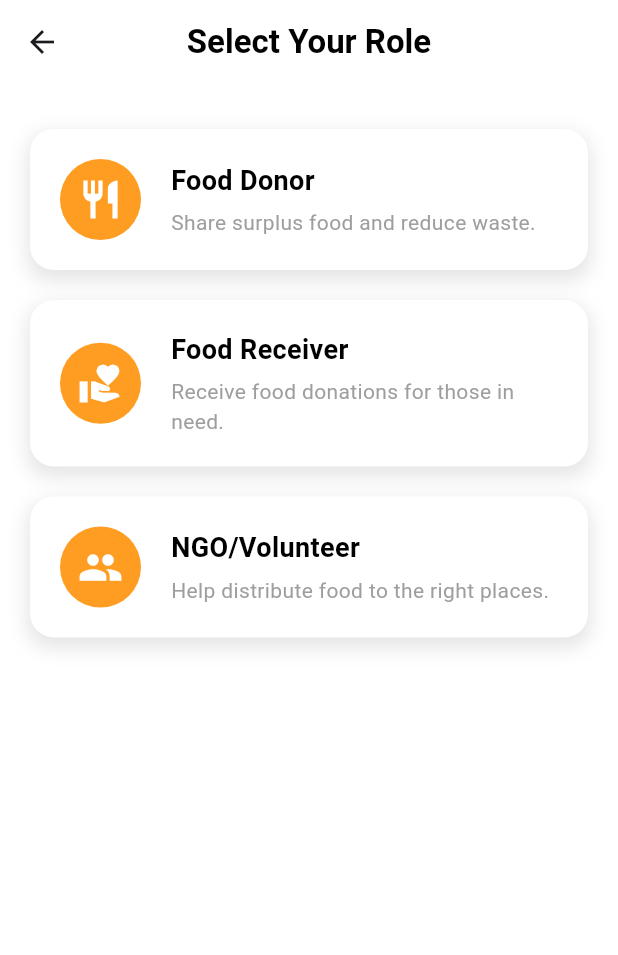
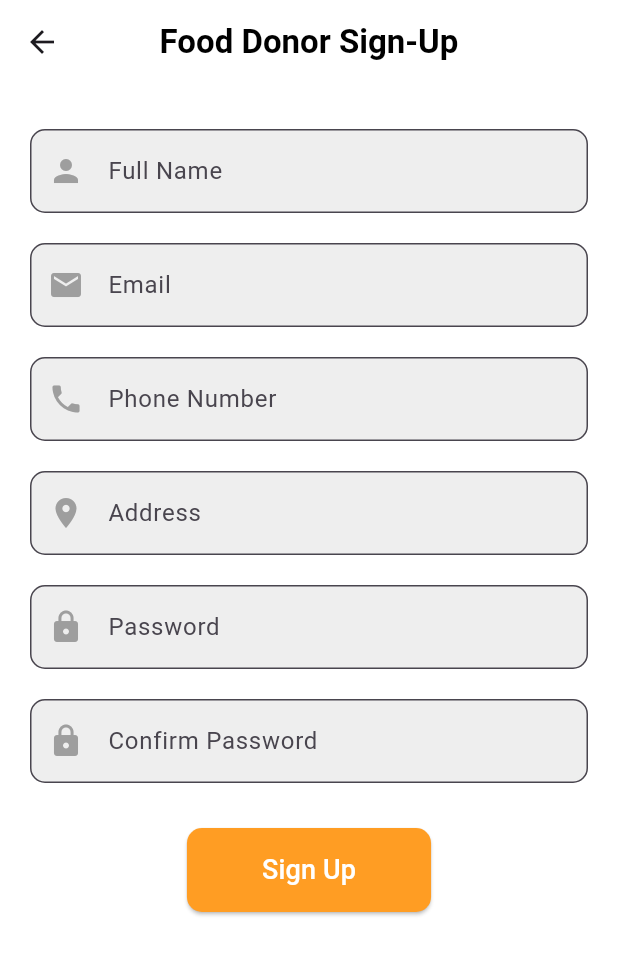
Before and after one commit to mohdshahzil/food_share, a Flutter app: the RoleSelectionScreen screen opened directly, after a tap on "Food Donor", on a phone screen of 412 x 824 dp. Shown: the top 955 px of the screen. Run offline on Flutter 3.47's test engine with Material 3 defaults, Android fonts, the phone set to English and light mode, and no system bars.

Commit message:
things added

```diff
--- /dev/null
+++ b/lib/screens/auth/food_donor_signup_screen.dart
@@ -0,0 +1,122 @@
+import 'package:flutter/material.dart';
+
+class FoodDonorSignUpScreen extends StatefulWidget {
+  const FoodDonorSignUpScreen({super.key});
+
+  @override
+  State<FoodDonorSignUpScreen> createState() => _FoodDonorSignUpScreenState();
+}
+
+class _FoodDonorSignUpScreenState extends State<FoodDonorSignUpScreen> {
+  final _formKey = GlobalKey<FormState>();
+
+  TextEditingController nameController = TextEditingController();
+  TextEditingController emailController = TextEditingController();
+  TextEditingController phoneController = TextEditingController();
+  TextEditingController addressController = TextEditingController();
+  TextEditingController passwordController = TextEditingController();
+  TextEditingController confirmPasswordController = TextEditingController();
+
+  void _submitForm() {
+    if (_formKey.currentState!.validate()) {
+      // Handle successful signup logic here
+      ScaffoldMessenger.of(context)
+          .showSnackBar(const SnackBar(content: Text("Sign-up Successful!")));
+    }
+  }
+
+  @override
+  Widget build(BuildContext context) {
+    return Scaffold(
+      appBar: AppBar(
+        backgroundColor: Colors.white,
+        elevation: 0,
+        centerTitle: true,
+        title: const Text(
+          "Food Donor Sign-Up",
+          style: TextStyle(
+            fontSize: 22,
+            fontWeight: FontWeight.bold,
+            color: Colors.black,
+          ),
+        ),
+      ),
+      body: Padding(
+        padding: const EdgeInsets.all(20.0),
+        child: Form(
+          key: _formKey,
+          child: Column(
+            children: [
+              _buildTextField(nameController, "Full Name", Icons.person),
+              _buildTextField(emailController, "Email", Icons.email,
+                  isEmail: true),
+              _buildTextField(phoneController, "Phone Number", Icons.phone,
+                  isNumber: true),
+              _buildTextField(addressController, "Address", Icons.location_on),
+              _buildTextField(passwordController, "Password", Icons.lock,
+                  isPassword: true),
+              _buildTextField(
+                  confirmPasswordController, "Confirm Password", Icons.lock,
+                  isPassword: true),
+              const SizedBox(height: 20),
+              ElevatedButton(
+                onPressed: _submitForm,
+                style: ElevatedButton.styleFrom(
+                  backgroundColor: const Color(0xFFFF9D23), // Orange Button
+                  shape: RoundedRectangleBorder(
+                    borderRadius: BorderRadius.circular(10),
+                  ),
+                  padding:
+                      const EdgeInsets.symmetric(vertical: 15, horizontal: 50),
+                ),
+                child: const Text(
+                  "Sign Up",
+                  style: TextStyle(fontSize: 18, color: Colors.white),
+                ),
+              ),
+            ],
+          ),
+        ),
+      ),
+    );
+  }
+
+  Widget _buildTextField(
+      TextEditingController controller, String hint, IconData icon,
+      {bool isPassword = false, bool isEmail = false, bool isNumber = false}) {
+    return Padding(
+      padding: const EdgeInsets.symmetric(vertical: 10),
+      child: TextFormField(
+        controller: controller,
+        obscureText: isPassword,
+        keyboardType: isEmail
+            ? TextInputType.emailAddress
+            : (isNumber ? TextInputType.phone : TextInputType.text),
+        decoration: InputDecoration(
+          prefixIcon: Icon(icon, color: Colors.grey),
+          hintText: hint,
+          border: OutlineInputBorder(borderRadius: BorderRadius.circular(10)),
+          filled: true,
+          fillColor: Colors.grey[200],
+        ),
+        validator: (value) {
+          if (value == null || value.isEmpty) {
+            return "$hint is required";
+          }
+          if (isEmail &&
+              !RegExp(r"^[a-zA-Z0-9_.+-]+@[a-zA-Z0-9-]+\.[a-zA-Z0-9-.]+$")
+                  .hasMatch(value)) {
+            return "Enter a valid email";
+          }
+          if (isNumber && !RegExp(r'^[0-9]+$').hasMatch(value)) {
+            return "Enter a valid phone number";
+          }
+          if (isPassword && value.length < 6) {
+            return "Password must be at least 6 characters";
+          }
+          return null;
+        },
+      ),
+    );
+  }
+}
--- a/lib/screens/role_selection_screen.dart
+++ b/lib/screens/role_selection_screen.dart
@@ -1,4 +1,5 @@
 import 'package:flutter/material.dart';
+import 'package:food_share/screens/auth/food_donor_signup_screen.dart';
 
 class RoleSelectionScreen extends StatelessWidget {
   const RoleSelectionScreen({super.key});
@@ -50,7 +51,8 @@ class RoleSelectionScreen extends StatelessWidget {
     );
   }
 
-  Widget _buildRoleCard(BuildContext context, {
+  Widget _buildRoleCard(
+    BuildContext context, {
     required IconData icon,
     required String title,
     required String description,
@@ -58,6 +60,13 @@ class RoleSelectionScreen extends StatelessWidget {
     return GestureDetector(
       onTap: () {
         // Navigate to the respective screen based on selection
+        if (title == "Food Donor") {
+          Navigator.push(
+            context,
+            MaterialPageRoute(
+                builder: (context) => const FoodDonorSignUpScreen()),
+          );
+        }
       },
       child: AnimatedContainer(
         duration: const Duration(milliseconds: 200),
```
